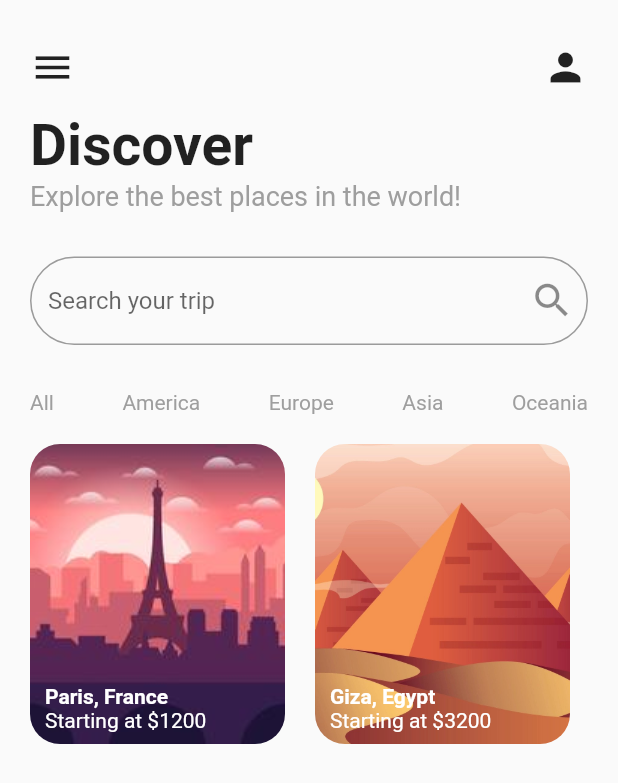
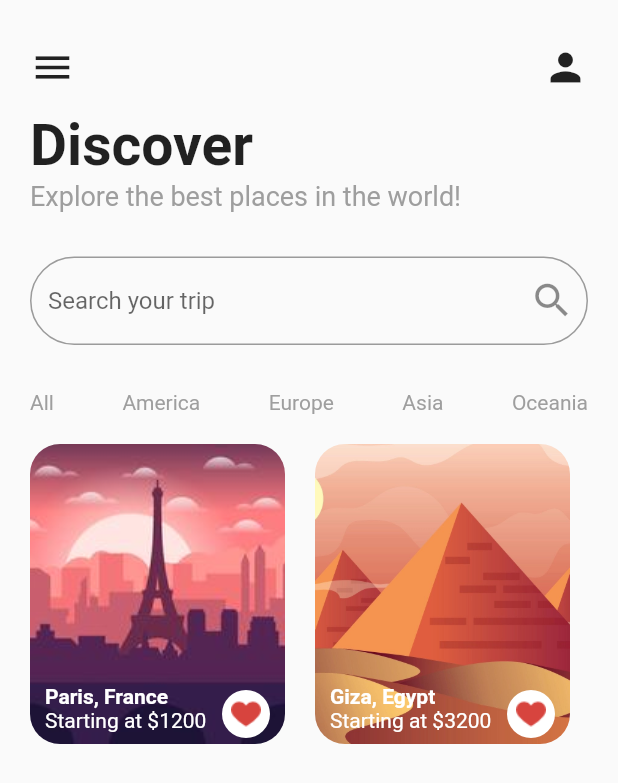
Before and after one commit to VicOntiri/News_app-complete, a Flutter app: the screen it shows after launch, on a phone screen of 412 x 824 dp. Shown: the top 783 px of the screen. Run offline on Flutter 3.47's test engine with Material 2 defaults, Android fonts, the phone set to English and light mode, and no system bars.

Commit message:
added assignment code

```diff
--- a/travel_app/lib/screens/home_screen.dart
+++ b/travel_app/lib/screens/home_screen.dart
@@ -1,6 +1,7 @@
 import 'package:flutter/material.dart';
 import 'package:travel_app/data/data.dart';
 import 'package:travel_app/models/destination.dart';
+import 'package:travel_app/screens/destination_screen.dart';
 
 class HomeScreen extends StatefulWidget {
   HomeScreen({Key? key}) : super(key: key);
@@ -117,7 +118,14 @@ class _HomeScreenState extends State<HomeScreen> {
                 itemCount: all_destinations.length,
                 itemBuilder: (BuildContext context, int index) {
                   Destination destination = all_destinations[index];
-                  return Container(
+                  return GestureDetector(
+                    onTap: () => Navigator.push(
+                      context,
+                      MaterialPageRoute(
+                        builder: (_) => DestinationScreen(),
+                      ),
+                    ),
+                    child: Container(
                       margin: EdgeInsets.only(right: 20.0),
                       height: 200.0,
                       width: 170.0,
@@ -141,6 +149,7 @@ class _HomeScreenState extends State<HomeScreen> {
                             margin: EdgeInsets.only(top: 160.0),
                             padding: EdgeInsets.symmetric(horizontal: 10.0),
                             child: Row(
+                              mainAxisAlignment: MainAxisAlignment.spaceBetween,
                               children: [
                                 Column(
                                   mainAxisAlignment: MainAxisAlignment.start,
@@ -163,16 +172,30 @@ class _HomeScreenState extends State<HomeScreen> {
                                 ),
                                 Container(
                                   // give it a padding of 6px all round
+                                  padding: EdgeInsets.all(6.0),
                                   // use the box decoration to set the color to white
                                   // in the box decoration set the border radius to 50
+                                  decoration: BoxDecoration(
+                                    color: Colors.white,
+                                    borderRadius: BorderRadius.circular(50.0),
+                                  ),
                                   // child of the container should be an image widget
+                                  child: Image(
                                     // the image widget should be of height 20 and width 20
+                                    height: 20.0,
+                                    width: 20.0,
+                                    image: AssetImage(
+                                      'assets/images/heart.png',
+                                    ),
                                     // set the BoxFit to contain
+                                    fit: BoxFit.contain,
+                                  ),
                                 ),
                               ],
                             ),
                           ),
                         ],
+                      ),
                     ),
                   );
                 },
```
Also changed, not shown: travel_app/lib/screens/destination_screen.dart (added, +11 -0 lines), travel_app/assets/images/heart.png (added). Lines whose indentation alone changed are shown as unchanged.
